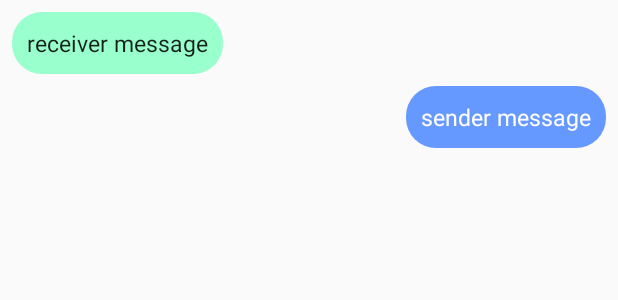
After one commit to bnsngao/CECS491-Posted, an Android app: the layout message_layout.xml on its own in the app's theme, with its tools: preview values and no code run, on a phone screen of 412 x 824 dp. The commit adds this screen. Shown: the top 300 px of the screen. Run offline under Robolectric (Android 15) with nearby library versions, the phone set to English and light mode, and no system bars.

Commit message:
Messages Display/Adapter
Created messages text body to display as well as started working on the adapter to display messages from the database.

```diff
--- a/Posted/app/build.gradle
+++ b/Posted/app/build.gradle
@@ -24,9 +24,10 @@ dependencies {
     implementation 'com.android.support.constraint:constraint-layout:1.1.3'
     implementation 'com.android.support:support-v4:28.0.0'
     implementation 'com.android.support:design:28.0.0'
-    implementation 'com.google.firebase:firebase-core:16.0.7'
+    implementation 'com.google.firebase:firebase-core:16.0.8'
     implementation 'com.firebaseui:firebase-ui-auth:4.1.0'
     implementation 'com.google.firebase:firebase-auth:16.1.0'
+    implementation 'com.google.firebase:firebase-database:16.1.0'
     testImplementation 'junit:junit:4.12'
     androidTestImplementation 'com.android.support.test:runner:1.0.2'
     androidTestImplementation 'com.android.support.test.espresso:espresso-core:3.0.2'
--- /dev/null
+++ b/Posted/app/src/main/res/drawable/receiver_message.xml
@@ -0,0 +1,6 @@
+<?xml version="1.0" encoding="utf-8"?>
+<shape xmlns:android="http://schemas.android.com/apk/res/android">
+
+    <solid android:color="@color/receiveMessageColor"></solid>
+    <corners android:radius="20dp"></corners>
+</shape>
--- /dev/null
+++ b/Posted/app/src/main/res/drawable/sender_message.xml
@@ -0,0 +1,7 @@
+<?xml version="1.0" encoding="utf-8"?>
+<shape xmlns:android="http://schemas.android.com/apk/res/android">
+
+    <solid android:color="@color/sendMessageColor"></solid>
+    <corners android:radius="20dp"></corners>
+
+</shape>
--- /dev/null
+++ b/Posted/app/src/main/res/layout/message_layout.xml
@@ -0,0 +1,38 @@
+<?xml version="1.0" encoding="utf-8"?>
+<android.support.constraint.ConstraintLayout
+    xmlns:android="http://schemas.android.com/apk/res/android"
+    xmlns:app="http://schemas.android.com/apk/res-auto"
+    android:layout_width="match_parent"
+    android:layout_height="wrap_content">
+
+    <TextView
+        android:id="@+id/receiver_message_text_body"
+        android:layout_width="wrap_content"
+        android:layout_height="wrap_content"
+        android:layout_alignParentTop="true"
+        android:layout_marginStart="8dp"
+        android:layout_marginTop="8dp"
+        android:background="@drawable/receiver_message"
+        android:padding="10dp"
+        android:text="receiver message"
+        android:textColor="@color/browser_actions_text_color"
+        android:textSize="15dp"
+        app:layout_constraintStart_toStartOf="parent"
+        app:layout_constraintTop_toTopOf="parent" />
+
+    <TextView
+        android:id="@+id/sender_message_text_body"
+        android:layout_width="wrap_content"
+        android:layout_height="wrap_content"
+        android:layout_alignParentEnd="true"
+        android:layout_marginTop="8dp"
+        android:layout_marginEnd="8dp"
+        android:background="@drawable/sender_message"
+        android:padding="10dp"
+        android:text="sender message"
+        android:textColor="@color/colorAccent"
+        android:textSize="15dp"
+        app:layout_constraintEnd_toEndOf="parent"
+        app:layout_constraintTop_toBottomOf="@id/receiver_message_text_body" />
+
+</android.support.constraint.ConstraintLayout>
--- a/Posted/app/src/main/res/values/colors.xml
+++ b/Posted/app/src/main/res/values/colors.xml
@@ -3,4 +3,6 @@
     <color name="colorPrimary">#008577</color>
     <color name="colorPrimaryDark">#00574B</color>
     <color name="colorAccent">#fff</color>
+    <color name="sendMessageColor">#6699ff</color>
+    <color name="receiveMessageColor">#99ffcc</color>
 </resources>
```
Also changed, not shown: Posted/app/src/main/java/com/example/posted/Chat.java (+89 -2 lines), Posted/app/src/main/java/com/example/posted/Messages.java (added, +49 -0 lines), Posted/app/src/main/java/com/example/posted/MessagesAdapter.java (added, +78 -0 lines).
